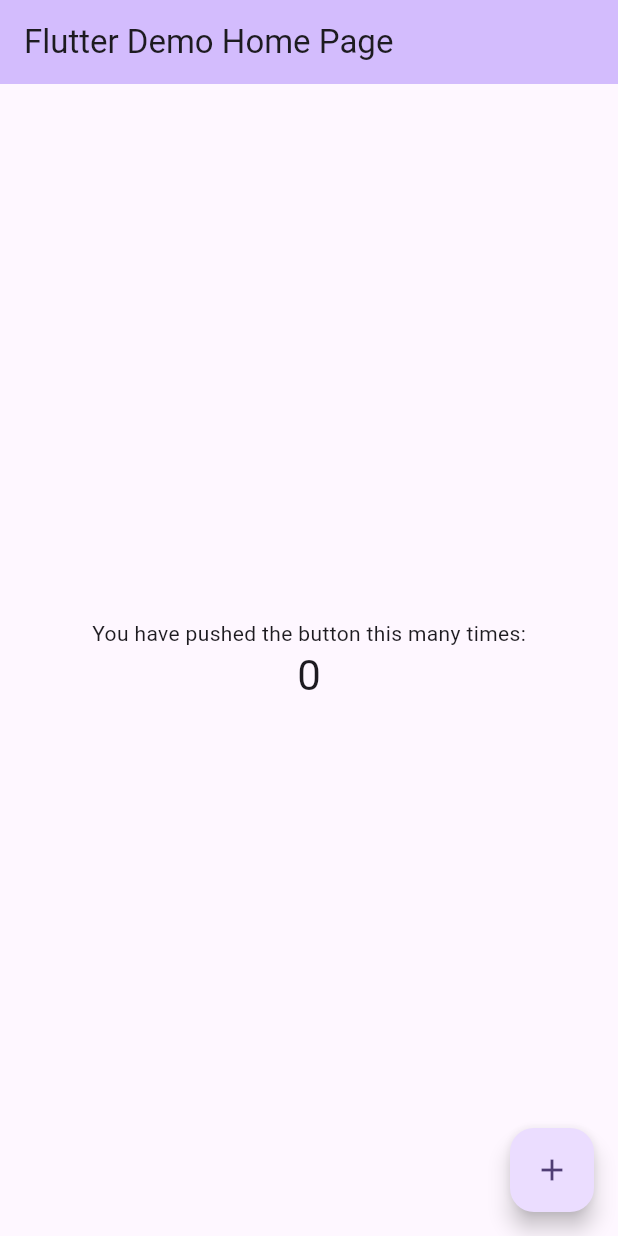
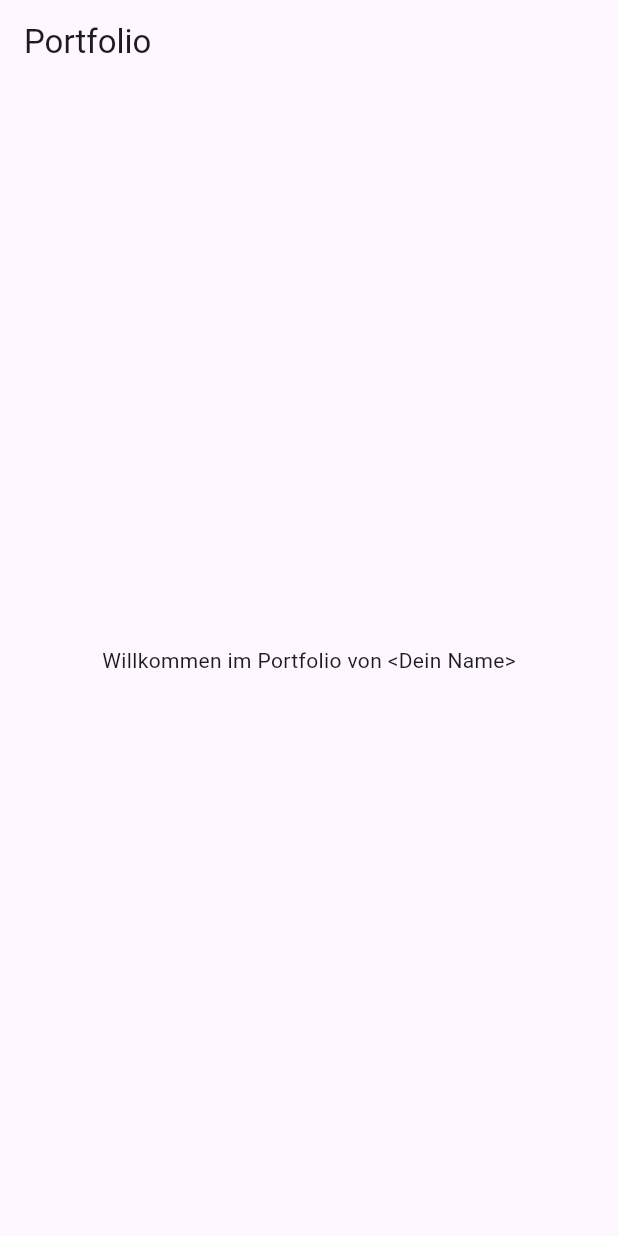
Before and after one commit to Feng002/portfolio_5604010, a Flutter app: the screen it shows after launch, on a phone screen of 412 x 824 dp. Run offline on Flutter 3.47's test engine with Material 3 defaults, Android fonts, the phone set to English and light mode, and no system bars.

Commit message:
neuer commit

```diff
--- a/lib/main.dart
+++ b/lib/main.dart
@@ -1,122 +1,16 @@
 import 'package:flutter/material.dart';
+import 'pages/home_page.dart';
 
 void main() {
-  runApp(const MyApp());
+  runApp(MyApp());
 }
 
 class MyApp extends StatelessWidget {
-  const MyApp({super.key});
-
-  // This widget is the root of your application.
   @override
   Widget build(BuildContext context) {
     return MaterialApp(
-      title: 'Flutter Demo',
-      theme: ThemeData(
-        // This is the theme of your application.
-        //
-        // TRY THIS: Try running your application with "flutter run". You'll see
-        // the application has a purple toolbar. Then, without quitting the app,
-        // try changing the seedColor in the colorScheme below to Colors.green
-        // and then invoke "hot reload" (save your changes or press the "hot
-        // reload" button in a Flutter-supported IDE, or press "r" if you used
-        // the command line to start the app).
-        //
-        // Notice that the counter didn't reset back to zero; the application
-        // state is not lost during the reload. To reset the state, use hot
-        // restart instead.
-        //
-        // This works for code too, not just values: Most code changes can be
-        // tested with just a hot reload.
-        colorScheme: ColorScheme.fromSeed(seedColor: Colors.deepPurple),
-      ),
-      home: const MyHomePage(title: 'Flutter Demo Home Page'),
+      title: 'Mein Portfolio',
+      home: HomePage(),
     );
   }
 }
-
-class MyHomePage extends StatefulWidget {
-  const MyHomePage({super.key, required this.title});
-
-  // This widget is the home page of your application. It is stateful, meaning
-  // that it has a State object (defined below) that contains fields that affect
-  // how it looks.
-
-  // This class is the configuration for the state. It holds the values (in this
-  // case the title) provided by the parent (in this case the App widget) and
-  // used by the build method of the State. Fields in a Widget subclass are
-  // always marked "final".
-
-  final String title;
-
-  @override
-  State<MyHomePage> createState() => _MyHomePageState();
-}
-
-class _MyHomePageState extends State<MyHomePage> {
-  int _counter = 0;
-
-  void _incrementCounter() {
-    setState(() {
-      // This call to setState tells the Flutter framework that something has
-      // changed in this State, which causes it to rerun the build method below
-      // so that the display can reflect the updated values. If we changed
-      // _counter without calling setState(), then the build method would not be
-      // called again, and so nothing would appear to happen.
-      _counter++;
-    });
-  }
-
-  @override
-  Widget build(BuildContext context) {
-    // This method is rerun every time setState is called, for instance as done
-    // by the _incrementCounter method above.
-    //
-    // The Flutter framework has been optimized to make rerunning build methods
-    // fast, so that you can just rebuild anything that needs updating rather
-    // than having to individually change instances of widgets.
-    return Scaffold(
-      appBar: AppBar(
-        // TRY THIS: Try changing the color here to a specific color (to
-        // Colors.amber, perhaps?) and trigger a hot reload to see the AppBar
-        // change color while the other colors stay the same.
-        backgroundColor: Theme.of(context).colorScheme.inversePrimary,
-        // Here we take the value from the MyHomePage object that was created by
-        // the App.build method, and use it to set our appbar title.
-        title: Text(widget.title),
-      ),
-      body: Center(
-        // Center is a layout widget. It takes a single child and positions it
-        // in the middle of the parent.
-        child: Column(
-          // Column is also a layout widget. It takes a list of children and
-          // arranges them vertically. By default, it sizes itself to fit its
-          // children horizontally, and tries to be as tall as its parent.
-          //
-          // Column has various properties to control how it sizes itself and
-          // how it positions its children. Here we use mainAxisAlignment to
-          // center the children vertically; the main axis here is the vertical
-          // axis because Columns are vertical (the cross axis would be
-          // horizontal).
-          //
-          // TRY THIS: Invoke "debug painting" (choose the "Toggle Debug Paint"
-          // action in the IDE, or press "p" in the console), to see the
-          // wireframe for each widget.
-          mainAxisAlignment: MainAxisAlignment.center,
-          children: <Widget>[
-            const Text('You have pushed the button this many times:'),
-            Text(
-              '$_counter',
-              style: Theme.of(context).textTheme.headlineMedium,
-            ),
-          ],
-        ),
-      ),
-      floatingActionButton: FloatingActionButton(
-        onPressed: _incrementCounter,
-        tooltip: 'Increment',
-        child: const Icon(Icons.add),
-      ), // This trailing comma makes auto-formatting nicer for build methods.
-    );
-  }
-}
--- a/lib/pages/home_page.dart
+++ b/lib/pages/home_page.dart
@@ -0,0 +1,15 @@
+import 'package:flutter/material.dart';
+
+class HomePage extends StatelessWidget {
+  @override
+  Widget build(BuildContext context) {
+    return Scaffold(
+      appBar: AppBar(
+        title: Text('Portfolio'),
+      ),
+      body: Center(
+        child: Text('Willkommen im Portfolio von <Dein Name>'),
+      ),
+    );
+  }
+}
```
